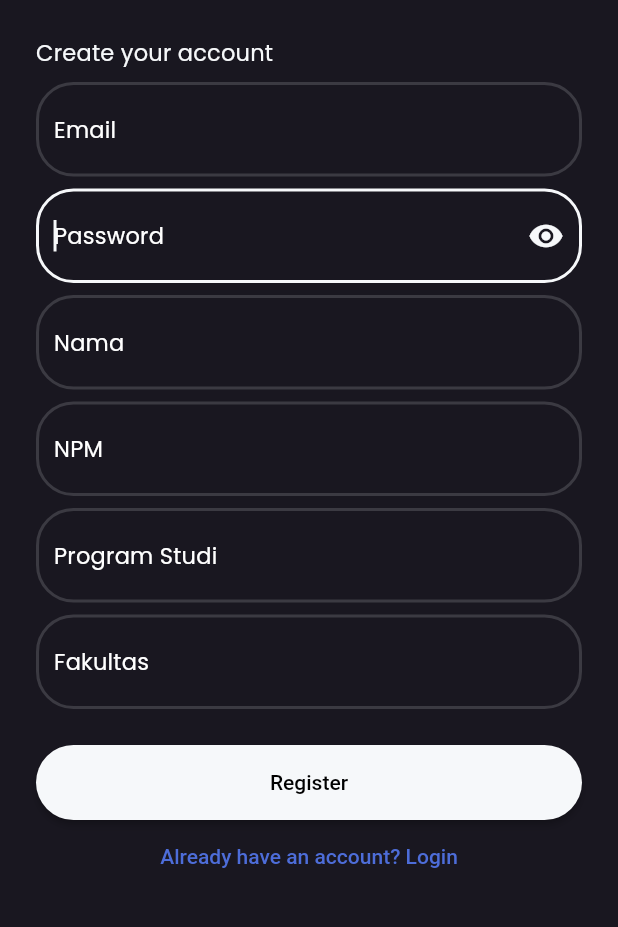
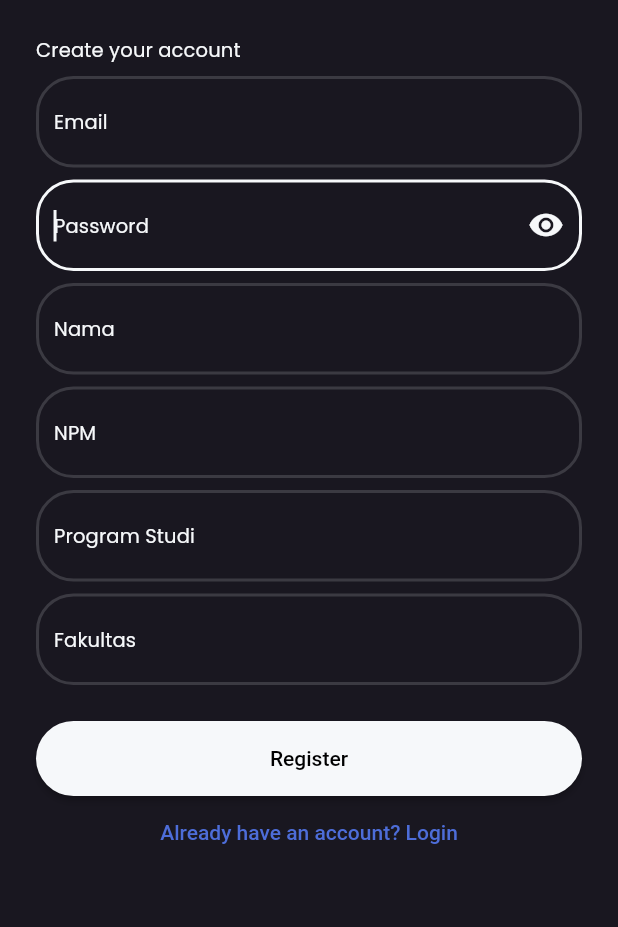
Before and after one commit to fionayovita/UniBike, a Flutter app: the screen it shows after launch, after a tap on "Register", on a phone screen of 412 x 824 dp, the part 176-1103 px from its top. Run offline on Flutter 3.47's test engine with Material 2 defaults, Android fonts, the phone set to English and light mode, and no system bars; our stand-ins replace firebase_auth, google_fonts; accounts and stored records are empty; network calls fail.

Commit message:
Mengganti styles

```diff
--- a/lib/ui/login_page.dart
+++ b/lib/ui/login_page.dart
@@ -45,7 +45,7 @@ class _LoginPageState extends State<LoginPage> {
                             Text('Unibike,',
                                 style: Theme.of(context).textTheme.headline1),
                             Text('get started',
-                                style: Theme.of(context).textTheme.headline5),
+                                style: Theme.of(context).textTheme.headline4),
                           ],
                         ),
                       ),
@@ -54,7 +54,7 @@ class _LoginPageState extends State<LoginPage> {
                           : Container(),
                       SizedBox(height: 24.0),
                       TextField(
-                        style: TextStyle(color: primaryColor),
+                        style: Theme.of(context).textTheme.subtitle2,
                         controller: _emailController,
                         keyboardType: TextInputType.emailAddress,
                         decoration: InputDecoration(
@@ -85,12 +85,12 @@ class _LoginPageState extends State<LoginPage> {
                                 BorderSide(color: Colors.red, width: 2.0),
                           ),
                           hintText: 'Email',
-                          hintStyle: const TextStyle(color: Colors.white),
+                          hintStyle: Theme.of(context).textTheme.subtitle2,
                         ),
                       ),
                       SizedBox(height: 8.0),
                       TextField(
-                        style: TextStyle(color: primaryColor),
+                        style: Theme.of(context).textTheme.subtitle2,
                         cursorColor: primaryColor,
                         controller: _passwordController,
                         obscureText: _obscureText,
@@ -135,7 +135,7 @@ class _LoginPageState extends State<LoginPage> {
                             },
                           ),
                           hintText: 'Password',
-                          hintStyle: const TextStyle(color: Colors.white),
+                          hintStyle: Theme.of(context).textTheme.subtitle2,
                         ),
                       ),
                       SizedBox(height: 24.0),
@@ -162,7 +162,7 @@ class _LoginPageState extends State<LoginPage> {
                         ],
                       ),
                       MaterialButton(
-                        child: Text('Login'),
+                        child: Text('Login', style: Theme.of(context).textTheme.subtitle1),
                         color: Theme.of(context).primaryColor,
                         textTheme: ButtonTextTheme.primary,
                         height: 50,
--- a/lib/ui/main_page.dart
+++ b/lib/ui/main_page.dart
@@ -34,12 +34,12 @@ class _MainPageState extends State<MainPage> {
             children: [
               Text(
                 "Hi! Bikers",
-                style: Theme.of(context).textTheme.headline6,
+                style: Theme.of(context).textTheme.headline5,
               ),
               SizedBox(height: 15.0),
               Text(
                 "Find a Bike to go\naround the Campus",
-                style: Theme.of(context).textTheme.headline4,
+                style: Theme.of(context).textTheme.headline2,
               ),
               SizedBox(height: 25.0),
               Container(
--- a/lib/ui/register-page.dart
+++ b/lib/ui/register-page.dart
@@ -46,7 +46,7 @@ class _RegisterPageState extends State<RegisterPage> {
             SizedBox(height: 24.0),
             Text(
               'Create your account',
-              style: Theme.of(context).textTheme.subtitle1,
+              style: Theme.of(context).textTheme.subtitle2,
             ),
             SizedBox(height: 8.0),
             TextField(
@@ -81,7 +81,7 @@ class _RegisterPageState extends State<RegisterPage> {
                                 BorderSide(color: Colors.red, width: 2.0),
                           ),
                           hintText: 'Email',
-                          hintStyle: const TextStyle(color: Colors.white),
+                          hintStyle: Theme.of(context).textTheme.subtitle2,
                         ),
                       ),
                       SizedBox(height: 8.0),
@@ -131,7 +131,7 @@ class _RegisterPageState extends State<RegisterPage> {
                             },
                           ),
                           hintText: 'Password',
-                          hintStyle: const TextStyle(color: Colors.white),
+                          hintStyle: Theme.of(context).textTheme.subtitle2,
                         ),
                       ),
             SizedBox(height: 8.0),
@@ -166,7 +166,7 @@ class _RegisterPageState extends State<RegisterPage> {
                                 BorderSide(color: Colors.red, width: 2.0),
                           ),
                           hintText: 'Nama',
-                          hintStyle: const TextStyle(color: Colors.white),
+                          hintStyle: Theme.of(context).textTheme.subtitle2,
                         ),
                       ),
             SizedBox(height: 8.0),
@@ -201,7 +201,7 @@ class _RegisterPageState extends State<RegisterPage> {
                                 BorderSide(color: Colors.red, width: 2.0),
                           ),
                           hintText: 'NPM',
-                          hintStyle: const TextStyle(color: Colors.white),
+                          hintStyle: Theme.of(context).textTheme.subtitle2,
                         ),
                       ),
                       SizedBox(height: 8.0),
@@ -236,7 +236,7 @@ class _RegisterPageState extends State<RegisterPage> {
                                 BorderSide(color: Colors.red, width: 2.0),
                           ),
                           hintText: 'Program Studi',
-                          hintStyle: const TextStyle(color: Colors.white),
+                          hintStyle: Theme.of(context).textTheme.subtitle2,
                         ),
                       ),
             SizedBox(height: 8.0),
@@ -272,7 +272,7 @@ class _RegisterPageState extends State<RegisterPage> {
                                 BorderSide(color: Colors.red, width: 2.0),
                           ),
                           hintText: 'Fakultas',
-                          hintStyle: const TextStyle(color: Colors.white),
+                          hintStyle: Theme.of(context).textTheme.subtitle2,
                         ),
                       ),
             SizedBox(height: 24.0),
--- a/lib/widgets/card_sepeda.dart
+++ b/lib/widgets/card_sepeda.dart
@@ -34,7 +34,7 @@ class CardSepeda extends StatelessWidget {
                 bike.title!,
                 maxLines: 1,
                 overflow: TextOverflow.ellipsis,
-                style: Theme.of(context).textTheme.subtitle2,
+                style: Theme.of(context).textTheme.bodyText1,
               ),
             )
           ],
--- a/lib/widgets/dropdown_menu.dart
+++ b/lib/widgets/dropdown_menu.dart
@@ -54,11 +54,11 @@ class DropDownMenuState extends State<DropDownMenu> {
       iconEnabledColor: primaryColor,
       dropdownColor: secondaryColor,
       hint:
-          Text("Pilih Fakultas", style: Theme.of(context).textTheme.subtitle1),
+          Text("Pilih Fakultas", style: Theme.of(context).textTheme.subtitle2),
       value: fakultas,
       items: _listFakultas.map((value) {
         return DropdownMenuItem(
-          child: Text(value),
+          child: Text(value, style: Theme.of(context).textTheme.subtitle2),
           value: value,
         );
       }).toList(),
```
Also changed, not shown: lib/common/styles.dart (+25 -9 lines), lib/ui/bike_detail_page.dart (+6 -5 lines).
